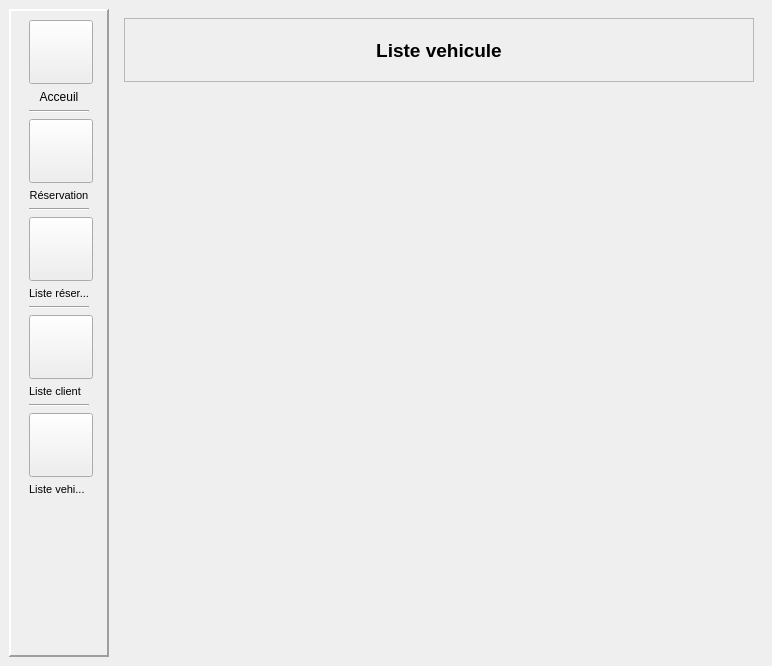
The window that src/views/MainWindow.ui (DinaTolotra/QReservation) describes before a commit, drawn with Qt 5.
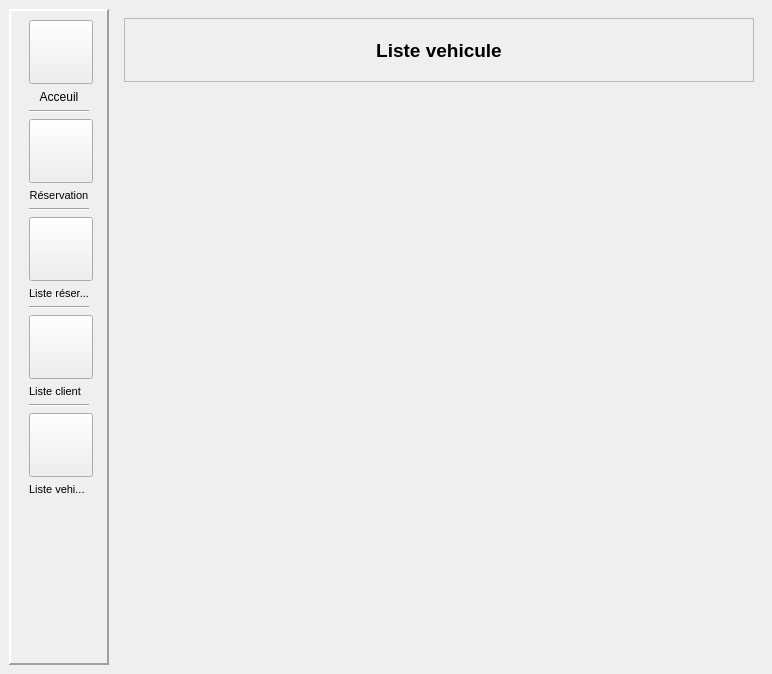
The same window after the commit. The open tabs and pages were chosen to show the change. Icons and pictures are not drawn.

Commit message: Adding round icon for window

The edit to the form file:
```diff
--- a/src/views/MainWindow.ui
+++ b/src/views/MainWindow.ui
@@ -6,8 +6,8 @@
    <rect>
     <x>0</x>
     <y>0</y>
-    <width>752</width>
-    <height>666</height>
+    <width>758</width>
+    <height>674</height>
    </rect>
   </property>
   <property name="sizePolicy">
@@ -372,7 +372,7 @@
          <property name="sizeHint" stdset="0">
           <size>
            <width>20</width>
-           <height>40</height>
+           <height>20</height>
           </size>
          </property>
         </spacer>
@@ -774,10 +774,13 @@
           <property name="orientation">
            <enum>Qt::Orientation::Vertical</enum>
           </property>
+          <property name="sizeType">
+           <enum>QSizePolicy::Policy::Preferred</enum>
+          </property>
           <property name="sizeHint" stdset="0">
            <size>
             <width>20</width>
-            <height>243</height>
+            <height>50</height>
            </size>
           </property>
          </spacer>
```
Left out of the diff: 4 changed lines with no effect on the pictures. The commit also changes 2 other files.
